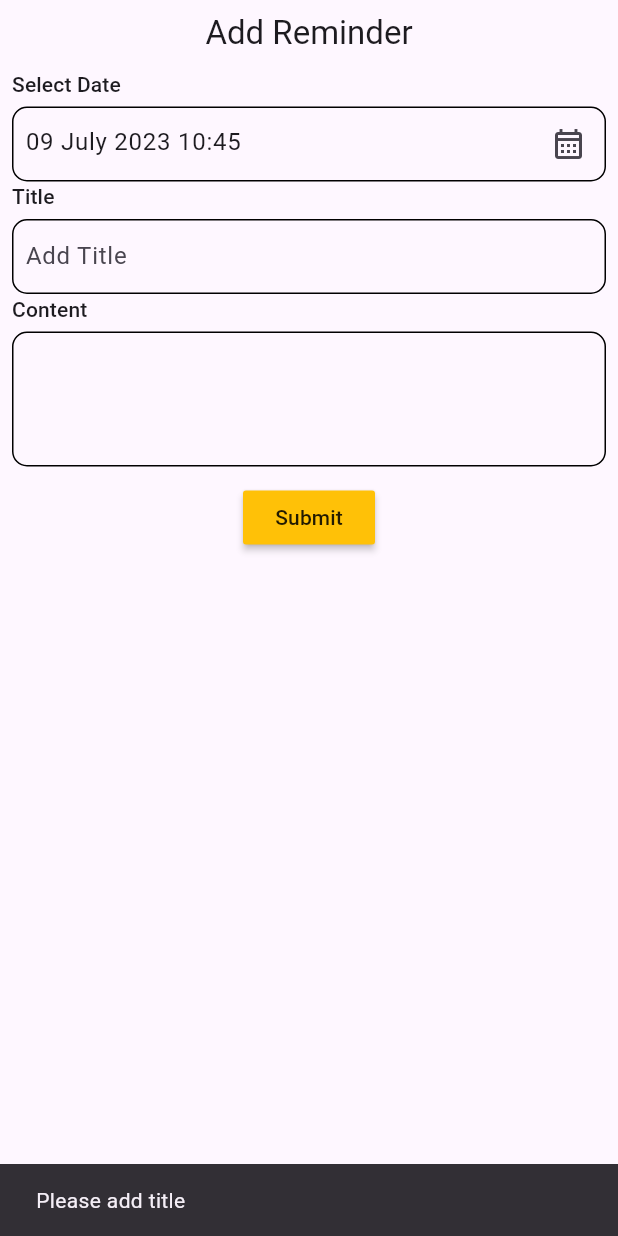
After one commit to bnrAutomation/ISFA-mobile, a Flutter app: the AddReminderView screen opened directly, after a tap on "Submit", on a phone screen of 412 x 824 dp. The commit adds this screen. Run offline on Flutter 3.47's test engine with Material 2 defaults, Android fonts, the phone set to English and light mode, and no system bars; our stand-ins replace awesome_notifications, cached_network_image, camera, connectivity_plus, device_info_plus, dropdown_search and 15 more; missing offline and left inert: circular_progress_bar_with_lines, mat_month_picker_dialog, simple_speed_dial, syncfusion_flutter_pdfviewer; accounts and stored records are empty; project files that could hold a hidden picture were left out.

Commit message:
reminder added

```diff
--- /dev/null
+++ b/lib/module/beatplan_stores_module/add_beat_plan_view.dart
@@ -0,0 +1,299 @@
+import 'package:awesome_notifications/awesome_notifications.dart';
+import 'package:flutter/cupertino.dart';
+import 'package:flutter/material.dart';
+import 'package:flutter_bloc/flutter_bloc.dart';
+import 'package:flutter_screenutil/flutter_screenutil.dart';
+import 'package:go_router/go_router.dart';
+import 'package:i_densfa/module/ui/button_views.dart';
+import 'package:i_densfa/utility/app_storage.dart';
+import 'package:i_densfa/utility/extensions.dart';
+import 'bloc/beatplan_stores_bloc.dart';
+
+class AddBeatPlanView extends StatelessWidget {
+  const AddBeatPlanView({super.key});
+
+  @override
+  Widget build(BuildContext context) {
+    return Scaffold(
+      body: Padding(
+        padding: const EdgeInsets.all(8.0),
+        child: BlocConsumer<BeatplanStoresBloc, BeatplanStoresState>(
+          listener: (context, state) {
+            if (state is BeatPlanUploadSuccess) {
+              Navigator.of(context).pop();
+            }
+          },
+          builder: (context, state) {
+            final BeatplanStoresBloc bloc = context.read();
+            return Column(
+              crossAxisAlignment: CrossAxisAlignment.start,
+              children: [
+                Text("Select Store",
+                    style: Theme.of(context).textTheme.labelLarge),
+                const SizedBox(height: 5),
+                DropDownWithOptions(
+                  options: bloc.storesList.map((e) => e.name).toList(),
+                  hint: "Please select store",
+                  selectedVal: context.select(
+                      (BeatplanStoresBloc value) => value.selectedStore?.name),
+                  valChanged: (value) {
+                    if (value != null) {
+                      bloc.selectedStore = bloc.storesList
+                          .firstWhere((element) => element.name == value);
+                    }
+                  },
+                ),
+                Text("Show on date",
+                    style: Theme.of(context).textTheme.labelLarge),
+                const SizedBox(height: 5),
+                Container(
+                  width: 1.sw,
+                  decoration: BoxDecoration(
+                    border: Border.all(color: Colors.black),
+                    borderRadius: BorderRadius.circular(10),
+                  ),
+                  child: TextFormField(
+                    controller: TextEditingController(
+                        text: bloc.storeAddDate?.toStringFormat('dd/MM/yyyy')),
+                    decoration: const InputDecoration(
+                        suffixIcon: Icon(Icons.calendar_month_outlined),
+                        border: InputBorder.none,
+                        focusedBorder: InputBorder.none,
+                        enabledBorder: InputBorder.none,
+                        errorBorder: InputBorder.none,
+                        disabledBorder: InputBorder.none,
+                        contentPadding: EdgeInsets.only(
+                            left: 8, bottom: 11, top: 11, right: 8),
+                        hintText: "DD/MM/YYYY"),
+                    readOnly: true,
+                    onTap: () => _selectDate(context),
+                  ),
+                ),
+                Text("Reason", style: Theme.of(context).textTheme.labelLarge),
+                const SizedBox(height: 5),
+                Container(
+                  width: 1.sw,
+                  decoration: BoxDecoration(
+                    border: Border.all(color: Colors.black),
+                    borderRadius: BorderRadius.circular(10),
+                  ),
+                  child: TextFormField(
+                    decoration: const InputDecoration(
+                        border: InputBorder.none,
+                        focusedBorder: InputBorder.none,
+                        enabledBorder: InputBorder.none,
+                        errorBorder: InputBorder.none,
+                        disabledBorder: InputBorder.none,
+                        contentPadding: EdgeInsets.only(
+                            left: 8, bottom: 8, top: 8, right: 8),
+                        hintText: "Type your reason here..."),
+                    minLines: 3,
+                    maxLines: 6,
+                    keyboardType: TextInputType.multiline,
+                    onChanged: (value) => bloc.storeAddRemark = value,
+                  ),
+                ),
+                const SizedBox(height: 10),
+                Align(
+                  child: MaterialButton(
+                    onPressed: () => bloc.add(BeatPlanAddEvent()),
+                    color: Colors.amber,
+                    child: Text(
+                      state is BeatPlanUploadLoadingState
+                          ? "Loading..."
+                          : "Submit",
+                    ),
+                  ),
+                ),
+                const SizedBox(height: 10),
+              ],
+            );
+          },
+        ),
+      ),
+    );
+  }
+
+  void _selectDate(BuildContext context) async {
+    final now = DateTime.now();
+    final date = await showDatePicker(
+        context: context,
+        initialDate: now,
+        firstDate: now,
+        lastDate: DateTime(now.year, 12, 31));
+    if (date != null && context.mounted) {
+      context.read<BeatplanStoresBloc>().add(AddBeatPlanDateSelected(date));
+    }
+  }
+}
+
+class AddReminderView extends StatefulWidget {
+  const AddReminderView({super.key});
+
+  @override
+  State<AddReminderView> createState() => _AddReminderViewState();
+}
+
+class _AddReminderViewState extends State<AddReminderView> {
+  final reminderDateTextController = TextEditingController();
+  final titleController = TextEditingController();
+  final contentController = TextEditingController();
+  var selectedDate = DateTime.now().add(const Duration(minutes: 15));
+
+  @override
+  void initState() {
+    reminderDateTextController.text =
+        selectedDate.toStringFormat("dd MMMM yyyy HH:mm");
+    super.initState();
+  }
+
+  @override
+  Widget build(BuildContext context) {
+    return Scaffold(
+      body: Padding(
+        padding: const EdgeInsets.all(8.0),
+        child: Column(
+          crossAxisAlignment: CrossAxisAlignment.start,
+          children: [
+            Align(
+              child: Text("Add Reminder",
+                  style: Theme.of(context).textTheme.titleLarge),
+            ),
+            const SizedBox(height: 10),
+            Text("Select Date", style: Theme.of(context).textTheme.labelLarge),
+            const SizedBox(height: 5),
+            Container(
+              width: 1.sw,
+              decoration: BoxDecoration(
+                border: Border.all(color: Colors.black),
+                borderRadius: BorderRadius.circular(10),
+              ),
+              child: TextFormField(
+                controller: reminderDateTextController,
+                decoration: const InputDecoration(
+                    suffixIcon: Icon(Icons.calendar_month_outlined),
+                    border: InputBorder.none,
+                    focusedBorder: InputBorder.none,
+                    enabledBorder: InputBorder.none,
+                    errorBorder: InputBorder.none,
+                    disabledBorder: InputBorder.none,
+                    contentPadding:
+                        EdgeInsets.only(left: 8, bottom: 11, top: 11, right: 8),
+                    hintText: "DD/MM/YYYY"),
+                readOnly: true,
+                onTap: () async {
+                  showModalBottomSheet(
+                    context: context,
+                    builder: (context) => SizedBox(
+                      height: 0.33.sh,
+                      child: CupertinoDatePicker(
+                        minimumDate: DateTime.now(),
+                        maximumDate:
+                            DateTime.now().add(const Duration(days: 15)),
+                        onDateTimeChanged: (date) {
+                          selectedDate = date;
+                          reminderDateTextController.text =
+                              selectedDate.toStringFormat("dd MMMM yyyy HH:mm");
+                        },
+                      ),
+                    ),
+                  );
+                },
+              ),
+            ),
+            Text("Title", style: Theme.of(context).textTheme.labelLarge),
+            const SizedBox(height: 5),
+            Container(
+              width: 1.sw,
+              decoration: BoxDecoration(
+                border: Border.all(color: Colors.black),
+                borderRadius: BorderRadius.circular(10),
+              ),
+              child: TextFormField(
+                controller: titleController,
+                decoration: const InputDecoration(
+                    border: InputBorder.none,
+                    focusedBorder: InputBorder.none,
+                    enabledBorder: InputBorder.none,
+                    errorBorder: InputBorder.none,
+                    disabledBorder: InputBorder.none,
+                    contentPadding:
+                        EdgeInsets.only(left: 8, bottom: 8, top: 8, right: 8),
+                    hintText: "Add Title"),
+                maxLines: 1,
+              ),
+            ),
+            Text("Content", style: Theme.of(context).textTheme.labelLarge),
+            const SizedBox(height: 5),
+            Container(
+              width: 1.sw,
+              decoration: BoxDecoration(
+                border: Border.all(color: Colors.black),
+                borderRadius: BorderRadius.circular(10),
+              ),
+              child: TextFormField(
+                controller: contentController,
+                decoration: const InputDecoration(
+                  border: InputBorder.none,
+                  focusedBorder: InputBorder.none,
+                  enabledBorder: InputBorder.none,
+                  errorBorder: InputBorder.none,
+                  disabledBorder: InputBorder.none,
+                  contentPadding:
+                      EdgeInsets.only(left: 8, bottom: 8, top: 8, right: 8),
+                ),
+                minLines: 3,
+                maxLines: 6,
+                keyboardType: TextInputType.multiline,
+              ),
+            ),
+            const SizedBox(height: 10),
+            Align(
+              child: MaterialButton(
+                onPressed: () async {
+                  if (titleController.text.trim().isEmpty) {
+                    context.showSnackBarMessage('Please add title');
+                    return;
+                  }
+                  if (contentController.text.trim().isEmpty) {
+                    context.showSnackBarMessage('Please add content');
+                    return;
+                  }
+                  const channelKey = 'isfa-reminder';
+                  await AwesomeNotifications().setChannel(NotificationChannel(
+                      channelKey: channelKey,
+                      channelName: 'iSFA Reminder',
+                      channelDescription: 'Manage reminders for iSFA'));
+                  final id = AppStorage().reminderCount + 1;
+                  await AwesomeNotifications().createNotification(
+                      content: NotificationContent(
+                        id: id,
+                        channelKey: channelKey,
+                        title: titleController.text,
+                        body: contentController.text,
+                        wakeUpScreen: true,
+                        category: NotificationCategory.Alarm,
+                      ),
+                      schedule: NotificationInterval(
+                          interval:
+                              selectedDate.difference(DateTime.now()).inSeconds,
+                          preciseAlarm: true,
+                          timeZone: await AwesomeNotifications()
+                              .getLocalTimeZoneIdentifier()));
+                  AppStorage().reminderCount = id;
+                  if (context.mounted) {
+                    context.showSnackBarMessage('Reminder added Successfully');
+                    context.pop();
+                  }
+                },
+                color: Colors.amber,
+                child: const Text("Submit"),
+              ),
+            ),
+            const SizedBox(height: 10),
+          ],
+        ),
+      ),
+    );
+  }
+}
--- a/lib/module/campaign_module/view/campaign_view.dart
+++ b/lib/module/campaign_module/view/campaign_view.dart
@@ -141,9 +141,9 @@ class SelectedCampaignView extends StatelessWidget {
                           "From ${selectedCamp.startDate.toStringFormat('dd MMM yy')} To ${selectedCamp.endDate.toStringFormat('dd MMM yy')}"),
                     ),
                   ),
-                if (selectedCamp != null &&
-                    selectedCamp.isNagative() == false &&
-                    bloc.repo.storeId != -1)
+                // if (selectedCamp != null &&
+                //     selectedCamp.isNagative() == false &&
+                //     bloc.repo.storeId != -1)
                 Padding(
                   padding: const EdgeInsets.symmetric(vertical: 8.0),
                   child: FilledButton(
--- a/lib/utility/app_storage.dart
+++ b/lib/utility/app_storage.dart
@@ -58,4 +58,6 @@ class AppStorage {
   set isDutyStarted(bool newVal) => _box.put("isDutyStarted", newVal);
   int? get markedInStoreId => _box.get("markedInStoreId");
   set markedInStoreId(int? newVal) => _box.put("markedInStoreId", newVal);
+  int get reminderCount => _box.get("reminderCount") ?? 0;
+  set reminderCount(int newVal) => _box.put("reminderCount", newVal);
 }
```
Also changed, not shown: lib/module/beatplan_stores_module/beatplan_store_list_view.dart (+18 -128 lines), lib/module/campaign_module/bloc/campaign_bloc.dart (+4 -3 lines). Lines whose indentation alone changed are shown as unchanged.
